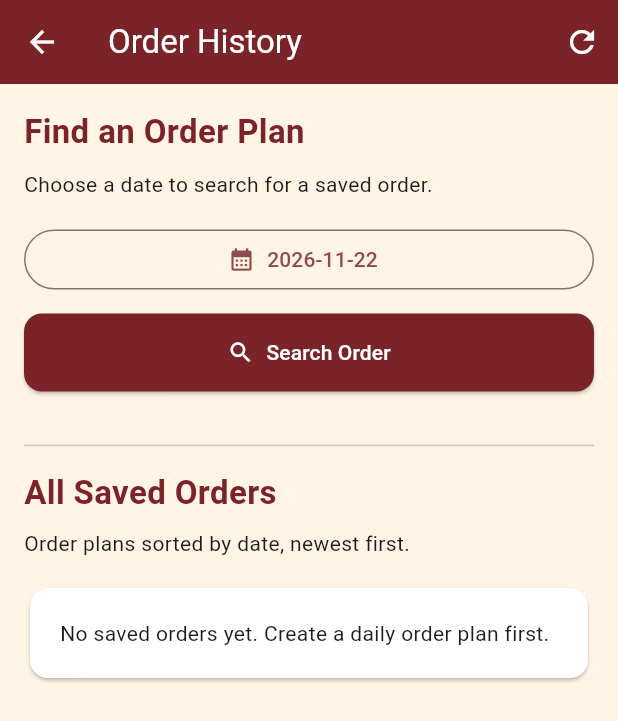
After one commit to dp0912/spice_garden_orders, a Flutter app: the screen it shows after launch, after a tap on "Order History", on a phone screen of 412 x 824 dp. The commit adds this screen. Shown: the top 721 px of the screen. Run offline on Flutter 3.47's test engine with Material 3 defaults, Android fonts, the phone set to English and light mode, and no system bars; our stand-ins replace material_ui, sqflite; accounts and stored records are empty.

Commit message:
Implement SQLite order history and date-based search

```diff
--- /dev/null
+++ b/lib/data/order_history_repository.dart
@@ -0,0 +1,52 @@
+import '../models/order_plan.dart';
+import 'restaurant_database.dart';
+
+class OrderHistoryRepository {
+  OrderHistoryRepository._();
+
+  static final OrderHistoryRepository instance = OrderHistoryRepository._();
+
+  // Get all saved plans, newest date first.
+  Future<List<OrderPlan>> getAllPlans() async {
+    final db = await RestaurantDatabase.instance.database;
+
+    final rows = await db.query(
+      'order_plans',
+      orderBy: 'plan_date DESC, id DESC',
+    );
+
+    return rows.map(OrderPlan.fromMap).toList();
+  }
+
+  // Search SQLite for the plan saved on a specific date.
+  Future<OrderPlan?> getPlanByDate(DateTime date) async {
+    final db = await RestaurantDatabase.instance.database;
+
+    final rows = await db.query(
+      'order_plans',
+      where: 'plan_date = ?',
+      whereArgs: [formatPlanDate(date)],
+      limit: 1,
+    );
+
+    if (rows.isEmpty) {
+      return null;
+    }
+
+    return OrderPlan.fromMap(rows.first);
+  }
+
+  // Read the foods belonging to a specific saved order.
+  Future<List<SavedOrderItem>> getPlanItems(int planId) async {
+    final db = await RestaurantDatabase.instance.database;
+
+    final rows = await db.query(
+      'order_plan_items',
+      where: 'plan_id = ?',
+      whereArgs: [planId],
+      orderBy: 'id ASC',
+    );
+
+    return rows.map(SavedOrderItem.fromMap).toList();
+  }
+}
--- a/lib/main.dart
+++ b/lib/main.dart
@@ -1,7 +1,7 @@
-
 import 'package:material_ui/material_ui.dart';
 
 import 'data/restaurant_database.dart';
+import 'screens/history_screen.dart';
 import 'screens/menu_screen.dart';
 import 'screens/plan_screen.dart';
 
@@ -9,13 +9,13 @@ import 'screens/plan_screen.dart';
 Future<void> main() async {
   WidgetsFlutterBinding.ensureInitialized();
 
-  // Initialize SQLite and seed the menu on first launch.
+  // Initialize SQLite and seed foods on first launch.
   await RestaurantDatabase.instance.database;
 
   runApp(const SpiceGardenApp());
 }
 
-// Main application with custom restaurant theme.
+// Restaurant application and custom theme.
 class SpiceGardenApp extends StatelessWidget {
   const SpiceGardenApp({super.key});
 
@@ -29,9 +29,7 @@ class SpiceGardenApp extends StatelessWidget {
       title: 'Spice Garden',
       theme: ThemeData(
         useMaterial3: true,
-        colorScheme: ColorScheme.fromSeed(
-          seedColor: burgundy,
-        ),
+        colorScheme: ColorScheme.fromSeed(seedColor: burgundy),
         scaffoldBackgroundColor: cream,
         appBarTheme: const AppBarTheme(
           backgroundColor: burgundy,
@@ -41,10 +39,7 @@ class SpiceGardenApp extends StatelessWidget {
           style: ElevatedButton.styleFrom(
             backgroundColor: burgundy,
             foregroundColor: Colors.white,
-            padding: const EdgeInsets.symmetric(
-              horizontal: 30,
-              vertical: 16,
-            ),
+            padding: const EdgeInsets.symmetric(horizontal: 30, vertical: 16),
             shape: RoundedRectangleBorder(
               borderRadius: BorderRadius.circular(12),
             ),
@@ -56,7 +51,7 @@ class SpiceGardenApp extends StatelessWidget {
   }
 }
 
-// Home screen with navigation to Menu and Daily Order Planner.
+// Home screen and navigation.
 class WelcomeScreen extends StatelessWidget {
   const WelcomeScreen({super.key});
 
@@ -65,70 +60,66 @@ class WelcomeScreen extends StatelessWidget {
     const burgundy = Color(0xFF7A2329);
 
     return Scaffold(
-      appBar: AppBar(
-        title: const Text('Spice Garden'),
-      ),
+      appBar: AppBar(title: const Text('Spice Garden')),
       body: Center(
         child: SingleChildScrollView(
           padding: const EdgeInsets.all(24),
           child: Column(
             mainAxisSize: MainAxisSize.min,
             children: [
-              // Restaurant icon.
-              const Icon(
-                Icons.restaurant_menu,
-                size: 85,
-                color: burgundy,
-              ),
-
+              const Icon(Icons.restaurant_menu, size: 85, color: burgundy),
               const SizedBox(height: 20),
 
-              // Restaurant title.
               const Text(
                 'Welcome to Spice Garden',
                 textAlign: TextAlign.center,
-                style: TextStyle(
-                  fontSize: 25,
-                  fontWeight: FontWeight.bold,
-                ),
+                style: TextStyle(fontSize: 25, fontWeight: FontWeight.bold),
               ),
-
               const SizedBox(height: 10),
 
               const Text(
                 'Your daily food budget planner',
                 textAlign: TextAlign.center,
               ),
-
               const SizedBox(height: 30),
 
-              // Button 1: View restaurant menu.
+              // Open the restaurant menu.
               ElevatedButton.icon(
                 icon: const Icon(Icons.menu_book),
                 label: const Text('View Menu'),
                 onPressed: () {
                   Navigator.push(
                     context,
-                    MaterialPageRoute(
-                      builder: (context) =>
-                      const MenuScreen(),
-                    ),
+                    MaterialPageRoute(builder: (context) => const MenuScreen()),
                   );
                 },
               ),
 
               const SizedBox(height: 14),
 
-              // Button 2: Open the daily order planner.
+              // Open the daily order planner.
               ElevatedButton.icon(
                 icon: const Icon(Icons.calendar_month),
                 label: const Text('Plan Daily Order'),
                 onPressed: () {
                   Navigator.push(
                     context,
+                    MaterialPageRoute(builder: (context) => const PlanScreen()),
+                  );
+                },
+              ),
+
+              const SizedBox(height: 14),
+
+              // NEW: View saved orders and search by date.
+              ElevatedButton.icon(
+                icon: const Icon(Icons.history),
+                label: const Text('Order History'),
+                onPressed: () {
+                  Navigator.push(
+                    context,
                     MaterialPageRoute(
-                      builder: (context) =>
-                      const PlanScreen(),
+                      builder: (context) => const HistoryScreen(),
                     ),
                   );
                 },
--- /dev/null
+++ b/lib/models/order_plan.dart
@@ -0,0 +1,48 @@
+class OrderPlan {
+  final int id;
+  final String planDate;
+  final int targetCents;
+  final int totalCents;
+
+  const OrderPlan({
+    required this.id,
+    required this.planDate,
+    required this.targetCents,
+    required this.totalCents,
+  });
+
+  // Convert a SQLite order_plans row into an object.
+  factory OrderPlan.fromMap(Map<String, Object?> map) {
+    return OrderPlan(
+      id: map['id'] as int,
+      planDate: map['plan_date'] as String,
+      targetCents: map['target_cents'] as int,
+      totalCents: map['total_cents'] as int,
+    );
+  }
+}
+
+// A saved snapshot of one food in an order.
+class SavedOrderItem {
+  final String name;
+  final int priceCents;
+
+  const SavedOrderItem({required this.name, required this.priceCents});
+
+  // Convert a SQLite order_plan_items row into an object.
+  factory SavedOrderItem.fromMap(Map<String, Object?> map) {
+    return SavedOrderItem(
+      name: map['item_name'] as String,
+      priceCents: map['price_cents'] as int,
+    );
+  }
+}
+
+// Dates use YYYY-MM-DD so they sort correctly in SQLite.
+String formatPlanDate(DateTime date) {
+  final year = date.year;
+  final month = date.month.toString().padLeft(2, '0');
+  final day = date.day.toString().padLeft(2, '0');
+
+  return '$year-$month-$day';
+}
--- /dev/null
+++ b/lib/screens/history_screen.dart
@@ -0,0 +1,350 @@
+import 'package:material_ui/material_ui.dart';
+
+import '../data/order_history_repository.dart';
+import '../models/order_plan.dart';
+import '../utils/budget_utils.dart';
+
+class HistoryScreen extends StatefulWidget {
+  const HistoryScreen({super.key});
+
+  @override
+  State<HistoryScreen> createState() => _HistoryScreenState();
+}
+
+class _HistoryScreenState extends State<HistoryScreen> {
+  static const burgundy = Color(0xFF7A2329);
+
+  final _repository = OrderHistoryRepository.instance;
+
+  late Future<List<OrderPlan>> _plansFuture;
+
+  DateTime _selectedDate = DateTime.now();
+  OrderPlan? _searchResult;
+
+  bool _hasSearched = false;
+  bool _isSearching = false;
+  String? _searchError;
+
+  @override
+  void initState() {
+    super.initState();
+    _plansFuture = _repository.getAllPlans();
+  }
+
+  // Display a message when an operation fails.
+  void _showMessage(String message) {
+    ScaffoldMessenger.of(context)
+        .showSnackBar(SnackBar(content: Text(message)));
+  }
+
+  // Choose the date to search.
+  Future<void> _pickDate() async {
+    final picked = await showDatePicker(
+      context: context,
+      initialDate: _selectedDate,
+      firstDate: DateTime(2020),
+      lastDate: DateTime(2100),
+    );
+
+    if (!mounted || picked == null) return;
+
+    setState(() {
+      _selectedDate = picked;
+      _hasSearched = false;
+      _searchResult = null;
+      _searchError = null;
+    });
+  }
+
+  // Find an order plan matching the selected date.
+  Future<void> _searchByDate() async {
+    if (_isSearching) return;
+
+    setState(() {
+      _isSearching = true;
+      _searchError = null;
+    });
+
+    try {
+      final plan = await _repository.getPlanByDate(_selectedDate);
+
+      if (!mounted) return;
+
+      setState(() {
+        _searchResult = plan;
+        _hasSearched = true;
+      });
+    } catch (error) {
+      if (!mounted) return;
+
+      setState(() {
+        _searchError = 'Search failed: $error';
+        _hasSearched = false;
+      });
+    } finally {
+      if (mounted) {
+        setState(() {
+          _isSearching = false;
+        });
+      }
+    }
+  }
+
+  // Refresh the saved order list from SQLite.
+  void _refreshPlans() {
+    setState(() {
+      _plansFuture = _repository.getAllPlans();
+      _hasSearched = false;
+      _searchResult = null;
+      _searchError = null;
+    });
+  }
+
+  // Display one saved order and its selected foods.
+  Future<void> _showPlanDetails(OrderPlan plan) async {
+    try {
+      final items = await _repository.getPlanItems(plan.id);
+
+      if (!mounted) return;
+
+      await showDialog<void>(
+        context: context,
+        builder: (dialogContext) {
+          return AlertDialog(
+            title: const Text('Saved Order Details'),
+            content: SingleChildScrollView(
+              child: Column(
+                mainAxisSize: MainAxisSize.min,
+                crossAxisAlignment: CrossAxisAlignment.start,
+                children: [
+                  Text('Order ID: ${plan.id}'),
+                  const SizedBox(height: 8),
+                  Text('Date: ${plan.planDate}'),
+                  const SizedBox(height: 8),
+                  Text(
+                    'Target: '
+                    '${formatCents(plan.targetCents)}',
+                  ),
+                  const SizedBox(height: 8),
+                  Text(
+                    'Total: '
+                    '${formatCents(plan.totalCents)}',
+                    style: const TextStyle(fontWeight: FontWeight.bold),
+                  ),
+                  const Divider(height: 28),
+                  const Text(
+                    'Selected Foods',
+                    style: TextStyle(
+                      fontWeight: FontWeight.bold,
+                      color: burgundy,
+                    ),
+                  ),
+                  const SizedBox(height: 12),
+                  if (items.isEmpty) const Text('No food items found.'),
+                  for (final item in items)
+                    Padding(
+                      padding: const EdgeInsets.only(bottom: 8),
+                      child: Row(
+                        children: [
+                          Expanded(child: Text(item.name)),
+                          Text(formatCents(item.priceCents)),
+                        ],
+                      ),
+                    ),
+                ],
+              ),
+            ),
+            actions: [
+              TextButton(
+                onPressed: () {
+                  Navigator.of(dialogContext).pop();
+                },
+                child: const Text('Close'),
+              ),
+            ],
+          );
+        },
+      );
+    } catch (error) {
+      if (mounted) {
+        _showMessage('Cannot load order details: $error');
+      }
+    }
+  }
+
+  // Card used for both search results and history.
+  Widget _buildPlanCard(OrderPlan plan) {
+    return Card(
+      color: Colors.white,
+      margin: const EdgeInsets.only(bottom: 10),
+      child: ListTile(
+        contentPadding: const EdgeInsets.all(14),
+        isThreeLine: true,
+        leading: const Icon(Icons.receipt_long, color: burgundy),
+        title: Text(
+          plan.planDate,
+          style: const TextStyle(fontWeight: FontWeight.bold, color: burgundy),
+        ),
+        subtitle: Text(
+          'Daily target: '
+          '${formatCents(plan.targetCents)}\n'
+          'Order total: '
+          '${formatCents(plan.totalCents)}',
+        ),
+        trailing: const Icon(Icons.chevron_right, color: burgundy),
+        onTap: () {
+          _showPlanDetails(plan);
+        },
+      ),
+    );
+  }
+
+  // Build the complete saved order history.
+  Widget _buildHistoryList() {
+    return FutureBuilder<List<OrderPlan>>(
+      future: _plansFuture,
+      builder: (context, snapshot) {
+        if (snapshot.connectionState == ConnectionState.waiting) {
+          return const Padding(
+            padding: EdgeInsets.all(24),
+            child: Center(child: CircularProgressIndicator()),
+          );
+        }
+
+        if (snapshot.hasError) {
+          return Text(
+            'Unable to load order history: '
+            '${snapshot.error}',
+            style: const TextStyle(color: Colors.red),
+          );
+        }
+
+        final plans = snapshot.data ?? [];
+
+        if (plans.isEmpty) {
+          return const Card(
+            color: Colors.white,
+            child: Padding(
+              padding: EdgeInsets.all(20),
+              child: Text(
+                'No saved orders yet. '
+                'Create a daily order plan first.',
+              ),
+            ),
+          );
+        }
+
+        return Column(
+          crossAxisAlignment: CrossAxisAlignment.start,
+          children: [
+            Text('${plans.length} saved order plan(s)'),
+            const SizedBox(height: 12),
+
+            // Plans are already sorted in SQL.
+            for (final plan in plans) _buildPlanCard(plan),
+          ],
+        );
+      },
+    );
+  }
+
+  @override
+  Widget build(BuildContext context) {
+    return Scaffold(
+      appBar: AppBar(
+        title: const Text('Order History'),
+        actions: [
+          IconButton(
+            tooltip: 'Refresh orders',
+            icon: const Icon(Icons.refresh),
+            onPressed: _refreshPlans,
+          ),
+        ],
+      ),
+      body: ListView(
+        padding: const EdgeInsets.all(16),
+        children: [
+          const Text(
+            'Find an Order Plan',
+            style: TextStyle(
+              fontSize: 22,
+              fontWeight: FontWeight.bold,
+              color: burgundy,
+            ),
+          ),
+          const SizedBox(height: 10),
+          const Text('Choose a date to search for a saved order.'),
+          const SizedBox(height: 16),
+
+          // Date picker.
+          OutlinedButton.icon(
+            icon: const Icon(Icons.calendar_month),
+            label: Text(formatPlanDate(_selectedDate)),
+            onPressed: _pickDate,
+          ),
+
+          const SizedBox(height: 12),
+
+          // Search button.
+          ElevatedButton.icon(
+            onPressed: _isSearching ? null : _searchByDate,
+            icon: const Icon(Icons.search),
+            label: Text(_isSearching ? 'Searching...' : 'Search Order'),
+          ),
+
+          const SizedBox(height: 20),
+
+          // Display query errors.
+          if (_searchError != null)
+            Text(_searchError!, style: const TextStyle(color: Colors.red)),
+
+          // Show found and not-found search results.
+          if (_hasSearched) ...[
+            const Text(
+              'Search Result',
+              style: TextStyle(
+                fontSize: 19,
+                fontWeight: FontWeight.bold,
+                color: burgundy,
+              ),
+            ),
+            const SizedBox(height: 12),
+
+            if (_searchResult == null)
+              Card(
+                color: Colors.white,
+                child: Padding(
+                  padding: const EdgeInsets.all(18),
+                  child: Text(
+                    'No order plan found for '
+                    '${formatPlanDate(_selectedDate)}.',
+                  ),
+                ),
+              )
+            else
+              _buildPlanCard(_searchResult!),
+
+            const SizedBox(height: 20),
+          ],
+
+          const Divider(height: 32),
+
+          const Text(
+            'All Saved Orders',
+            style: TextStyle(
+              fontSize: 22,
+              fontWeight: FontWeight.bold,
+              color: burgundy,
+            ),
+          ),
+          const SizedBox(height: 8),
+          const Text('Order plans sorted by date, newest first.'),
+          const SizedBox(height: 16),
+
+          // Database-backed order history list.
+          _buildHistoryList(),
+        ],
+      ),
+    );
+  }
+}
```
